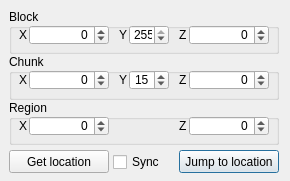
Qt form jumpto.ui (mrkite/minutor) before a commit.
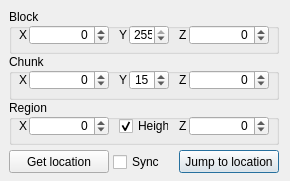
The same form after that commit.

Commit message: Added option to ignore height values

The edit to the form file:
```diff
--- a/jumpto.ui
+++ b/jumpto.ui
@@ -325,6 +325,25 @@
         <number>58594</number>
        </property>
       </widget>
+      <widget class="QCheckBox" name="checkBox_Use_Y">
+       <property name="geometry">
+        <rect>
+         <x>110</x>
+         <y>16</y>
+         <width>50</width>
+         <height>20</height>
+        </rect>
+       </property>
+       <property name="toolTip">
+        <string>Update values through map movement</string>
+       </property>
+       <property name="text">
+        <string>Height</string>
+       </property>
+       <property name="checked">
+        <bool>true</bool>
+       </property>
+      </widget>
      </widget>
     </item>
     <item>
```
The commit also changes 4 other files.
